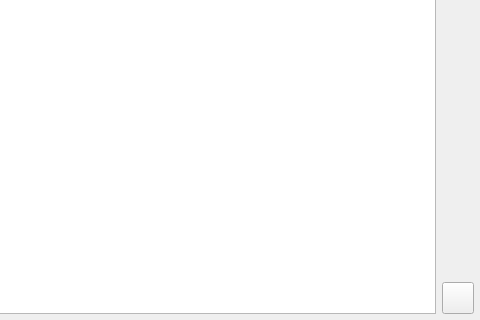
The window that src/ui/qgsauthenticationserverseditor.ui (dakcarto/QGIS-Auth) describes before a commit, drawn with Qt 5; both pictures show x 251 to 731 and y 238 to 558 of the 731 by 558 pixel window.
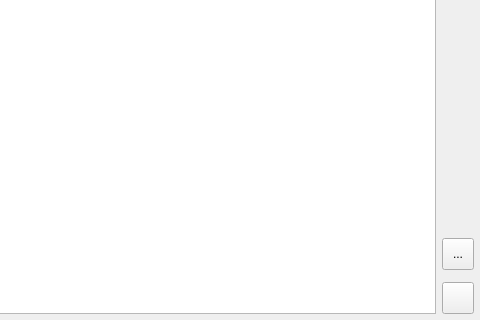
The same window after the commit. Icons and pictures are not drawn. Custom widgets are drawn as their Qt base class.

```diff
--- a/src/ui/qgsauthenticationserverseditor.ui
+++ b/src/ui/qgsauthenticationserverseditor.ui
@@ -161,6 +161,38 @@
          </property>
         </spacer>
        </item>
+       <item>
+        <widget class="QToolButton" name="btnGroupByOrg">
+         <property name="minimumSize">
+          <size>
+           <width>32</width>
+           <height>32</height>
+          </size>
+         </property>
+         <property name="toolTip">
+          <string>Group by organization</string>
+         </property>
+         <property name="text">
+          <string>...</string>
+         </property>
+         <property name="icon">
+          <iconset resource="../../images/images.qrc">
+           <normaloff>:/images/themes/default/mActionFilter.svg</normaloff>:/images/themes/default/mActionFilter.svg</iconset>
+         </property>
+         <property name="iconSize">
+          <size>
+           <width>20</width>
+           <height>20</height>
+          </size>
+         </property>
+         <property name="checkable">
+          <bool>true</bool>
+         </property>
+         <property name="checked">
+          <bool>false</bool>
+         </property>
+        </widget>
+       </item>
        <item>
         <widget class="QToolButton" name="btnViewRefresh">
          <property name="minimumSize">
```
Left out of the diff: 54 changed lines with no effect on the pictures.
